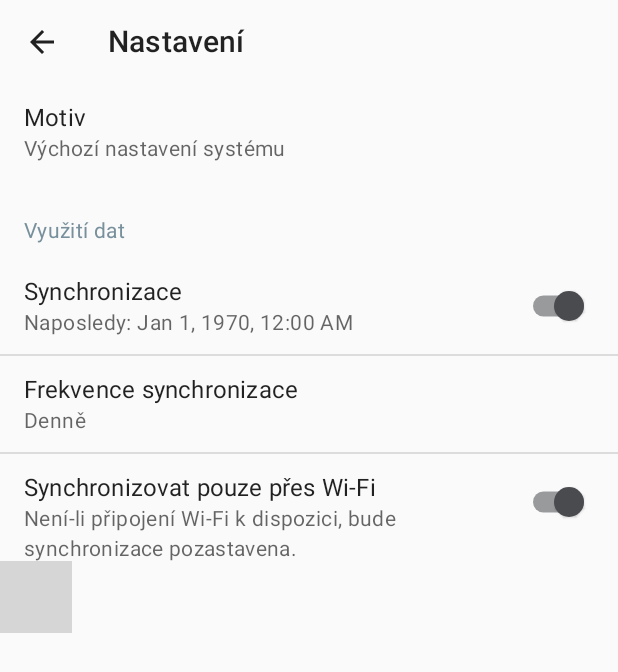
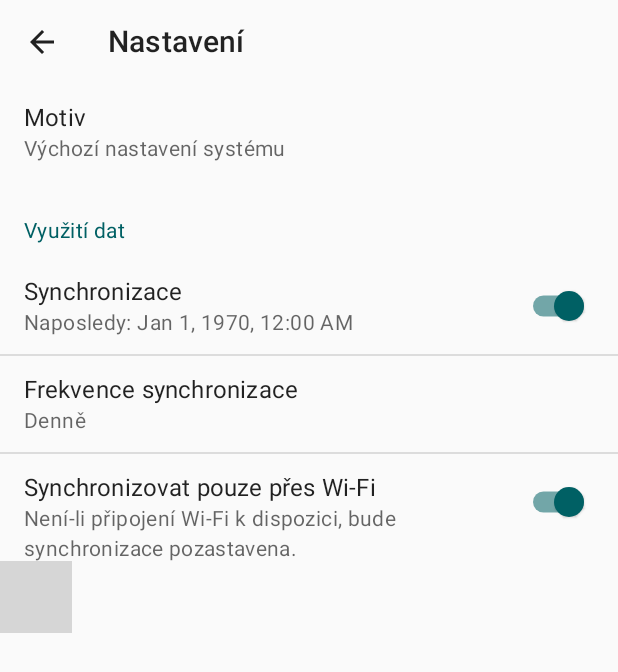
Before and after one commit to jacoporicare/cookbook-android, an Android app built with Jetpack Compose: the SettingsScreen screen opened through its navigation route, on a phone screen of 412 x 824 dp. Shown: the top 672 px of the screen. Run offline under Robolectric (Android 15) with nearby library versions, the phone set to English and light mode, and no system bars; our stand-ins replace Dagger/Hilt's generated code, Timber, accompanist; libraries missing offline, so code that uses them is left out: com.apollographql.apollo, com.skydoves.landscapist; 3 statements that could not run were skipped; grey boxes are pictures that could not be loaded.

Commit message:
Change theme colors to indigo

```diff
--- a/app/src/main/java/cz/jakubricar/zradelnik/ui/settings/SettingsScreen.kt
+++ b/app/src/main/java/cz/jakubricar/zradelnik/ui/settings/SettingsScreen.kt
@@ -152,7 +152,7 @@ fun Settings(
         Text(
             text = stringResource(R.string.settings_data_usage),
             modifier = Modifier.padding(horizontal = 16.dp, vertical = 8.dp),
-            color = MaterialTheme.colors.secondary,
+            color = MaterialTheme.colors.secondaryVariant,
             style = MaterialTheme.typography.body2
         )
         ListItem(
--- a/app/src/main/res/values-night/themes.xml
+++ b/app/src/main/res/values-night/themes.xml
@@ -2,8 +2,6 @@
 <resources>
 
     <style name="Theme.Zradelnik" parent="Theme.AppCompat.DayNight.NoActionBar">
-        <item name="colorPrimary">@color/blue_400</item>
-        <item name="colorPrimaryDark">@color/blue_gray_600</item>
-        <item name="android:statusBarColor">@color/blue_gray_700</item>
+        <item name="android:statusBarColor">@color/blue_gray_1000</item>
     </style>
 </resources>
--- a/app/src/main/res/values/colors.xml
+++ b/app/src/main/res/values/colors.xml
@@ -1,8 +1,6 @@
 <?xml version="1.0" encoding="utf-8"?>
 <resources>
     <color name="ic_launcher_background">#FFFFFF</color>
-    <color name="blue_400">#42a5f5</color>
-    <color name="blue_gray_600">#494b4e</color>
-    <color name="blue_gray_700">#303134</color>
-    <color name="blue_gray_900">#202124</color>
+    <color name="gray_50">#fafafa</color>
+    <color name="blue_gray_1000">#202124</color>
 </resources>
--- a/app/src/main/res/values/themes.xml
+++ b/app/src/main/res/values/themes.xml
@@ -5,9 +5,7 @@
      don't affect the Composable functions, just the color of the Status Bar.
      For the colors used by the Composable functions, see Theme.kt -->
     <style name="Theme.Zradelnik" parent="Theme.AppCompat.Light.NoActionBar">
-        <item name="colorPrimary">@color/blue_400</item>
-        <item name="colorPrimaryDark">@color/blue_gray_600</item>
-        <item name="android:statusBarColor">@color/blue_gray_900</item>
+        <item name="android:statusBarColor">@color/gray_50</item>
     </style>
 
 </resources>
```
Also changed, not shown: app/src/main/java/cz/jakubricar/zradelnik/ui/theme/Color.kt (+7 -17 lines), app/src/main/java/cz/jakubricar/zradelnik/ui/theme/Theme.kt (+13 -23 lines).
